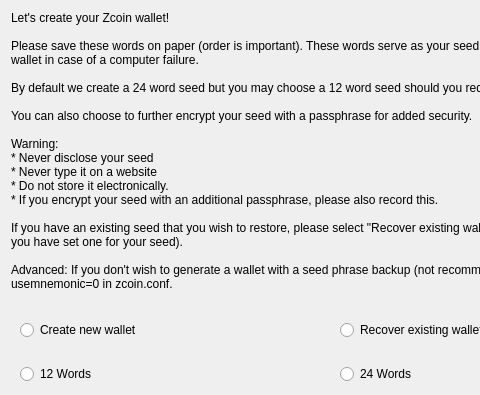
Before: the Qt Designer form src/qt/forms/recover.ui in firoorg/firo, drawn with Qt 5; both pictures show x 0 to 480 and y 0 to 395 of the 674 by 624 pixel window.
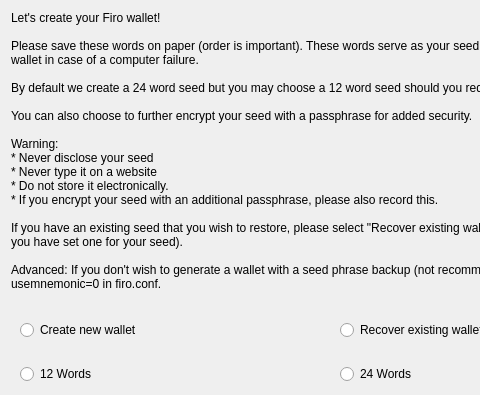
After: the same form once the commit is applied.

Commit message: Rename zcoin->firo

The edit to the form file:
```diff
--- a/src/qt/forms/recover.ui
+++ b/src/qt/forms/recover.ui
@@ -29,7 +29,7 @@
       </sizepolicy>
      </property>
      <property name="text">
-      <string>Let's create your Zcoin wallet!
+      <string>Let's create your Firo wallet!
 
 Please save these words on paper (order is important). These words serve as your seed and will allow you to recover your wallet in case of a computer failure.
 
@@ -45,7 +45,7 @@
 
 If you have an existing seed that you wish to restore, please select "Recover existing wallet" and enter your passphrase (if you have set one for your seed).
 
-Advanced: If you don't wish to generate a wallet with a seed phrase backup (not recommended), you can set usemnemonic=0 in zcoin.conf.
+Advanced: If you don't wish to generate a wallet with a seed phrase backup (not recommended), you can set usemnemonic=0 in firo.conf.
       </string>
      </property>
      <property name="wordWrap">
```
The commit also changes 377 other files.
